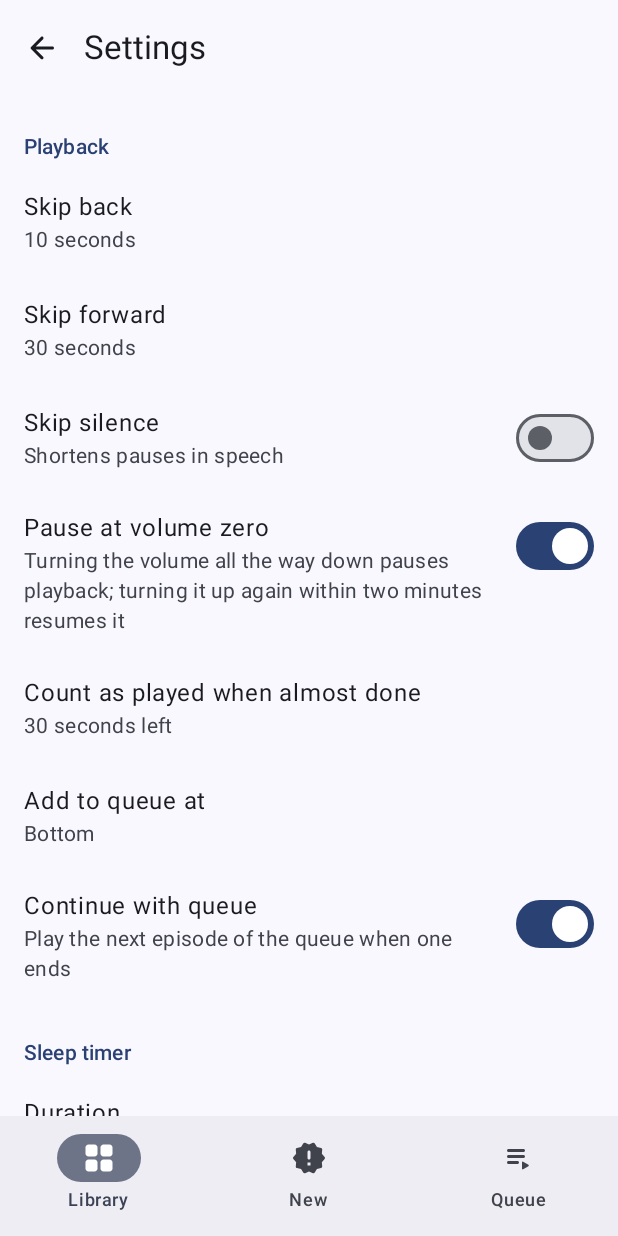
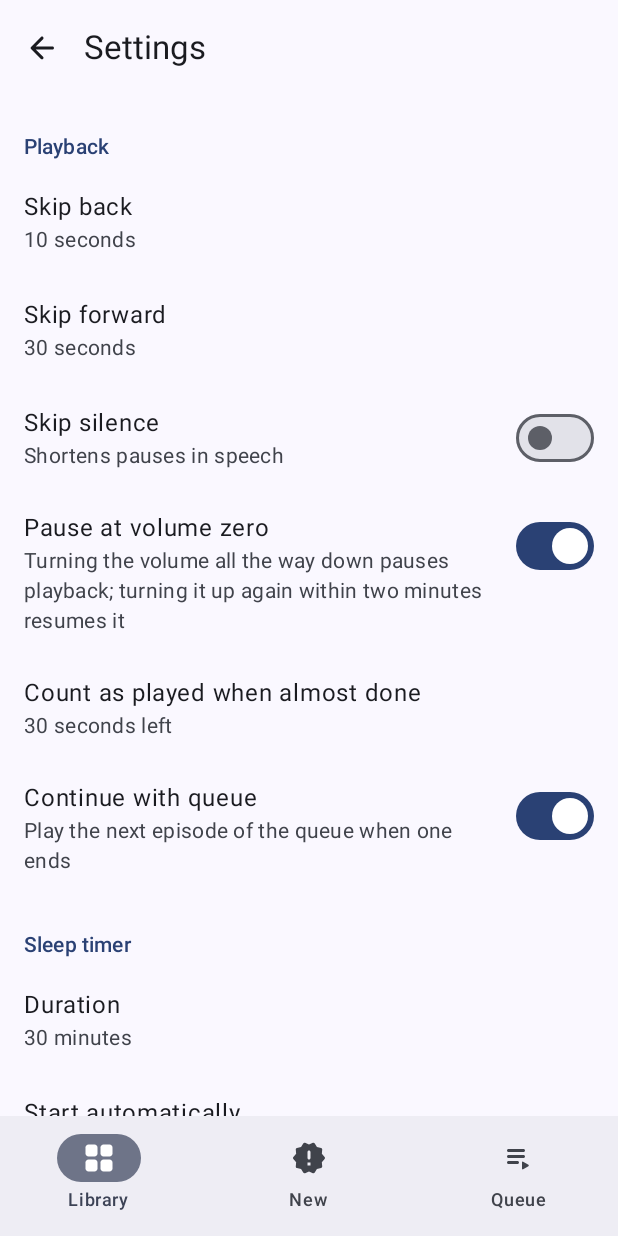
Before and after one commit to sj14/brabbely, an Android app built with Jetpack Compose: the SettingsScreen screen opened through its navigation route, on a phone screen of 412 x 824 dp. Run offline under Robolectric (Android 15) with nearby library versions, the phone set to English and light mode, and no system bars; our stand-ins replace Room's generated code; 5 statements that could not run were skipped.

Commit message:
Play "next" episodes after the playing one, and always add to the end
"Play next" put an episode at the top of the queue, in front of the
playing episode, but playback continues with the episode after the
playing one, so it was skipped. It now goes right after the playing
episode.

With the "add to queue at top" setting, "Add to queue" did the same as
"Play next". The setting is gone: "Add to queue" always appends.

In German the queue was called "Playlist" in the tab and "Warteschlange"
everywhere else; it is "Warteschlange" now, and the menu entry reads
"Zur Warteschlange hinzufügen".

Co-Authored-By: Claude Opus 5.5 <noreply@anthropic.com>

```diff
--- a/app/src/main/java/io/github/sj14/brabbely/data/Settings.kt
+++ b/app/src/main/java/io/github/sj14/brabbely/data/Settings.kt
@@ -14,9 +14,6 @@ import kotlinx.coroutines.flow.first
 import kotlinx.coroutines.flow.map
 
 enum class ThemeMode { SYSTEM, LIGHT, DARK }
-
-/** Where "Add to queue" puts an episode. */
-enum class QueueAddPosition { TOP, BOTTOM }
 
 /** When the sleep timer starts by itself as soon as playback starts. */
 enum class SleepAutoMode { OFF, ALWAYS, TIME_WINDOW }
@@ -37,7 +34,6 @@ data class AppSettings(
     val continueWithQueue: Boolean = true,
     /** An episode paused or left with at most this much remaining counts as played, 0 to turn off. */
     val markPlayedRemainingSeconds: Int = 30,
-    val queueAddPosition: QueueAddPosition = QueueAddPosition.BOTTOM,
     val pauseOnZeroVolume: Boolean = true,
     val autoDownload: Boolean = false,
     val wifiOnly: Boolean = true,
@@ -91,7 +87,6 @@ class SettingsRepository(context: Context) {
         val skipSilence = booleanPreferencesKey("skip_silence")
         val continueWithQueue = booleanPreferencesKey("continue_with_queue")
         val markPlayedRemaining = intPreferencesKey("mark_played_remaining")
-        val queueAddPosition = stringPreferencesKey("queue_add_position")
         val pauseOnZeroVolume = booleanPreferencesKey("pause_on_zero_volume")
         val sleepVolumeReset = booleanPreferencesKey("sleep_volume_reset")
         val sleepPauseWhileUnlocked = booleanPreferencesKey("sleep_pause_while_unlocked")
@@ -122,8 +117,6 @@ class SettingsRepository(context: Context) {
             skipSilence = prefs.read(Keys.skipSilence) ?: defaults.skipSilence,
             continueWithQueue = prefs.read(Keys.continueWithQueue) ?: defaults.continueWithQueue,
             markPlayedRemainingSeconds = prefs.read(Keys.markPlayedRemaining) ?: defaults.markPlayedRemainingSeconds,
-            queueAddPosition = enumOrNull<QueueAddPosition>(prefs.read(Keys.queueAddPosition))
-                ?: defaults.queueAddPosition,
             pauseOnZeroVolume = prefs.read(Keys.pauseOnZeroVolume) ?: defaults.pauseOnZeroVolume,
             sleepVolumeReset = prefs.read(Keys.sleepVolumeReset) ?: defaults.sleepVolumeReset,
             sleepPauseWhileUnlocked = prefs.read(Keys.sleepPauseWhileUnlocked) ?: defaults.sleepPauseWhileUnlocked,
@@ -177,8 +170,6 @@ class SettingsRepository(context: Context) {
     suspend fun setSleepVolumeReset(enabled: Boolean) = store.edit { it[Keys.sleepVolumeReset] = enabled }
     suspend fun setSleepPauseWhileUnlocked(enabled: Boolean) =
         store.edit { it[Keys.sleepPauseWhileUnlocked] = enabled }
-    suspend fun setQueueAddPosition(position: QueueAddPosition) =
-        store.edit { it[Keys.queueAddPosition] = position.name }
     suspend fun setMarkPlayedRemaining(seconds: Int) = store.edit { it[Keys.markPlayedRemaining] = seconds }
     suspend fun setContinueWithQueue(enabled: Boolean) = store.edit { it[Keys.continueWithQueue] = enabled }
     suspend fun setAutoDownload(enabled: Boolean) = store.edit { it[Keys.autoDownload] = enabled }
--- a/app/src/main/java/io/github/sj14/brabbely/ui/Navigation.kt
+++ b/app/src/main/java/io/github/sj14/brabbely/ui/Navigation.kt
@@ -79,7 +79,7 @@ private data class Tab(val route: String, val label: Int, val icon: ImageVector)
 private val tabs = listOf(
     Tab(Routes.LIBRARY, R.string.library, Icons.Rounded.GridView),
     Tab(Routes.NEW, R.string.new_episodes, Icons.Rounded.NewReleases),
-    Tab(Routes.QUEUE, R.string.tab_queue, Icons.AutoMirrored.Rounded.PlaylistPlay),
+    Tab(Routes.QUEUE, R.string.queue, Icons.AutoMirrored.Rounded.PlaylistPlay),
 )
 
 @Composable
--- a/app/src/main/java/io/github/sj14/brabbely/ui/components/EpisodeRow.kt
+++ b/app/src/main/java/io/github/sj14/brabbely/ui/components/EpisodeRow.kt
@@ -235,7 +235,9 @@ private fun EpisodeMenu(episode: Episode, expanded: Boolean, onDismiss: () -> Un
     DropdownMenu(expanded = expanded, onDismissRequest = onDismiss) {
         MenuItem(downloadActionLabel(episode.downloadState)) { run { toggleDownload(container, episode) } }
         if (episode.queuePosition == null) {
-            MenuItem(R.string.play_next) { run { repository.playNext(episode.id) } }
+            MenuItem(R.string.play_next) {
+                run { repository.playNext(episode.id, container.playerConnection.state.value.episodeId) }
+            }
             MenuItem(R.string.add_to_queue) { run { repository.enqueue(episode.id) } }
         } else {
             MenuItem(R.string.remove_from_queue) { run { repository.removeFromQueue(episode.id) } }
--- a/app/src/main/java/io/github/sj14/brabbely/ui/screens/SettingsScreen.kt
+++ b/app/src/main/java/io/github/sj14/brabbely/ui/screens/SettingsScreen.kt
@@ -47,7 +47,6 @@ import androidx.lifecycle.compose.collectAsStateWithLifecycle
 import io.github.sj14.brabbely.BuildConfig
 import io.github.sj14.brabbely.LOG_TAG
 import io.github.sj14.brabbely.R
-import io.github.sj14.brabbely.data.QueueAddPosition
 import io.github.sj14.brabbely.data.backup.BackupFormat
 import io.github.sj14.brabbely.data.backup.BackupRepository
 import io.github.sj14.brabbely.data.backup.ImportFailedNotification
@@ -194,18 +193,6 @@ fun SettingsScreen(onBack: () -> Unit, onOpenDownloads: () -> Unit) {
                 selected = settings.markPlayedRemainingSeconds,
                 label = { remainingLabel(it) },
                 onSelect = { update { repo.setMarkPlayedRemaining(it) } },
-            )
-            ChoiceSetting(
-                title = stringResource(R.string.queue_add_position),
-                options = QueueAddPosition.entries,
-                selected = settings.queueAddPosition,
-                label = {
-                    when (it) {
-                        QueueAddPosition.TOP -> stringResource(R.string.queue_add_top)
-                        QueueAddPosition.BOTTOM -> stringResource(R.string.queue_add_bottom)
-                    }
-                },
-                onSelect = { update { repo.setQueueAddPosition(it) } },
             )
             SwitchSetting(
                 title = stringResource(R.string.continue_with_queue),
--- a/app/src/main/res/values/strings.xml
+++ b/app/src/main/res/values/strings.xml
@@ -9,8 +9,6 @@
     <string name="discover">Discover</string>
     <string name="settings">Settings</string>
     <string name="downloads">Downloads</string>
-    <!-- Short labels for the navigation bar. -->
-    <string name="tab_queue">Queue</string>
     <string name="back">Back</string>
     <string name="cancel">Cancel</string>
 
@@ -95,9 +93,6 @@ Find podcasts with + at the top, or import your subscriptions in the settings.</
     <string name="mark_played_near_end_summary">When you pause or switch to another episode with only this much left, the episode counts as played.</string>
     <string name="mark_played_at_end">Only at the very end</string>
     <string name="remaining">%s left</string>
-    <string name="queue_add_position">Add to queue at</string>
-    <string name="queue_add_top">Top</string>
-    <string name="queue_add_bottom">Bottom</string>
     <string name="continue_with_queue">Continue with queue</string>
     <string name="continue_with_queue_summary">Play the next episode of the queue when one ends</string>
     <string name="sleep_duration">Duration</string>
```
Also changed, not shown: app/src/main/java/io/github/sj14/brabbely/data/PodcastRepository.kt (+16 -11 lines), 1 other file.
